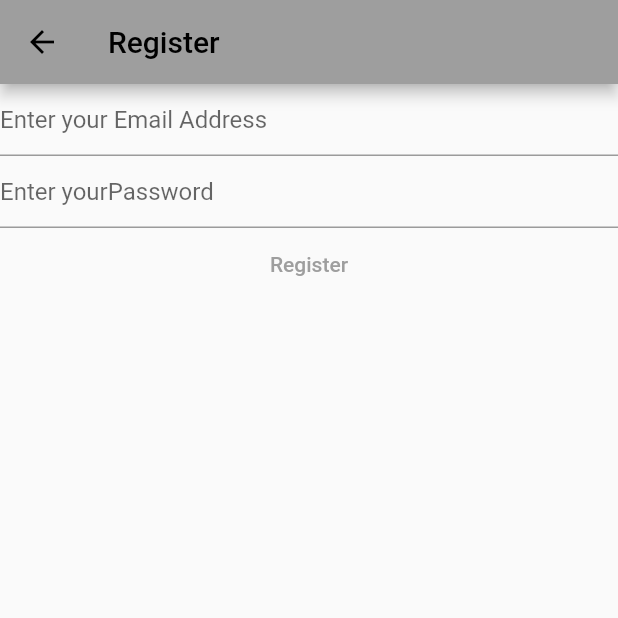
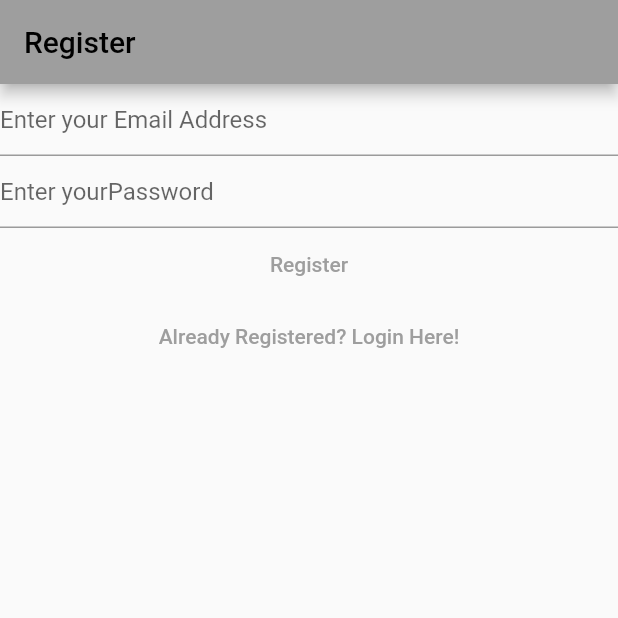
Before and after one commit to GAndanje/andiesnotes, a Flutter app: the RegisterView screen opened directly, on a phone screen of 412 x 824 dp, the top half of it. Run offline on Flutter 3.47's test engine with Material 2 defaults, Android fonts, the phone set to English and light mode, and no system bars; our stand-ins replace firebase_auth, firebase_core; accounts and stored records are empty.

Commit message:
created login and register routes

```diff
--- a/lib/views/register_view.dart
+++ b/lib/views/register_view.dart
@@ -36,15 +36,7 @@
       appBar: AppBar(
         title: const Text('Register'),
       ),
-      body: FutureBuilder(
-        future: Firebase.initializeApp(
-          options: DefaultFirebaseOptions.currentPlatform,
-        ),
-        builder: (context, snapshot) {
-          switch (snapshot.connectionState) {
-            case ConnectionState.done:
-              // TODO: Handle this case.
-              return Column(
+      body: Column(
         children: [
           TextField(
             controller: _email,
@@ -68,8 +60,8 @@
               final email = _email.text;
               final password = _password.text;
               try {
-                        final userCredentials = await FirebaseAuth.instance
-                            .createUserWithEmailAndPassword(
+                final userCredentials =
+                    await FirebaseAuth.instance.createUserWithEmailAndPassword(
                   email: email,
                   password: password,
                 );
@@ -87,12 +79,14 @@
             },
             child: const Text('Register'),
           ),
+          TextButton(
+            onPressed: () {
+              Navigator.of(context)
+                  .pushNamedAndRemoveUntil('/login/', (route) => false);
+            },
+            child: const Text('Already Registered? Login Here!'),
+          ),
         ],
-              );
-            default:
-              return const Text('Loading...');
-          }
-        },
       ),
     );
   }
```
Also changed, not shown: lib/main.dart (+17 -51 lines), lib/views/login_view.dart (+12 -18 lines), lib/views/verify_email_view.dart (added, +32 -0 lines), 1 other file. Lines whose indentation alone changed are shown as unchanged.
